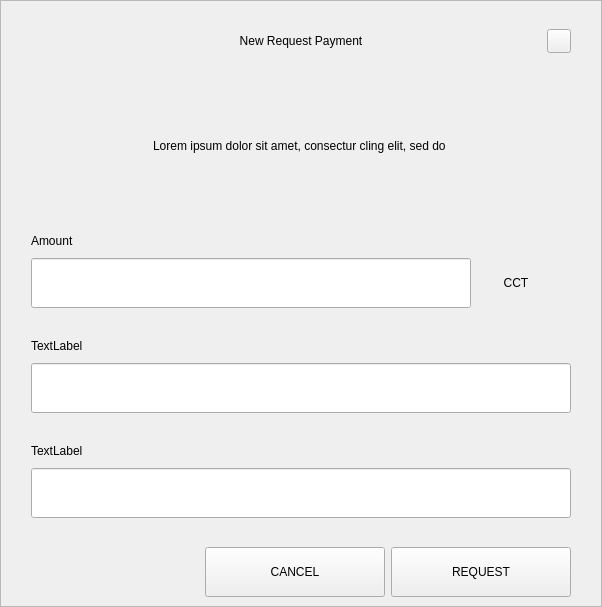
The window that src/qt/concrete/forms/requestdialog.ui (CONCRETE-Project/CONCRETE) describes before a commit, drawn with Qt 5.
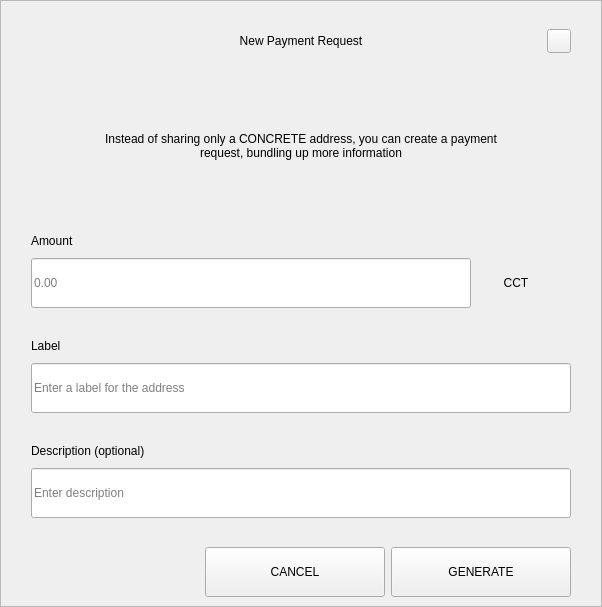
The same window after the commit.

```diff
--- a/src/qt/concrete/forms/requestdialog.ui
+++ b/src/qt/concrete/forms/requestdialog.ui
@@ -92,7 +92,7 @@
            <string notr="true">padding-left:24px;</string>
           </property>
           <property name="text">
-           <string>New Request Payment</string>
+           <string>New Payment Request</string>
           </property>
           <property name="alignment">
            <set>Qt::AlignCenter</set>
@@ -210,7 +210,7 @@
              </size>
             </property>
             <property name="text">
-             <string>Lorem ipsum dolor sit amet, consectur cling elit, sed do </string>
+             <string>Instead of sharing only a CONCRETE address, you can create a payment request, bundling up more information</string>
             </property>
             <property name="alignment">
              <set>Qt::AlignCenter</set>
@@ -289,6 +289,9 @@
                     <height>50</height>
                    </size>
                   </property>
+                  <property name="placeholderText">
+                   <string notr="true">0.00</string>
+                  </property>
                  </widget>
                 </item>
                 <item>
@@ -376,7 +379,7 @@
                </size>
               </property>
               <property name="text">
-               <string>TextLabel</string>
+               <string>Label</string>
               </property>
              </widget>
             </item>
@@ -394,6 +397,9 @@
                 <height>50</height>
                </size>
               </property>
+              <property name="placeholderText">
+               <string>Enter a label for the address</string>
+              </property>
              </widget>
             </item>
            </layout>
@@ -434,7 +440,7 @@
                </size>
               </property>
               <property name="text">
-               <string>TextLabel</string>
+               <string>Description (optional)</string>
               </property>
              </widget>
             </item>
@@ -452,6 +458,9 @@
                 <height>50</height>
                </size>
               </property>
+              <property name="placeholderText">
+               <string>Enter description</string>
+              </property>
              </widget>
             </item>
             <item>
@@ -672,7 +681,7 @@
             <enum>Qt::NoFocus</enum>
            </property>
            <property name="text">
-            <string>REQUEST</string>
+            <string>GENERATE</string>
            </property>
           </widget>
          </item>
```
